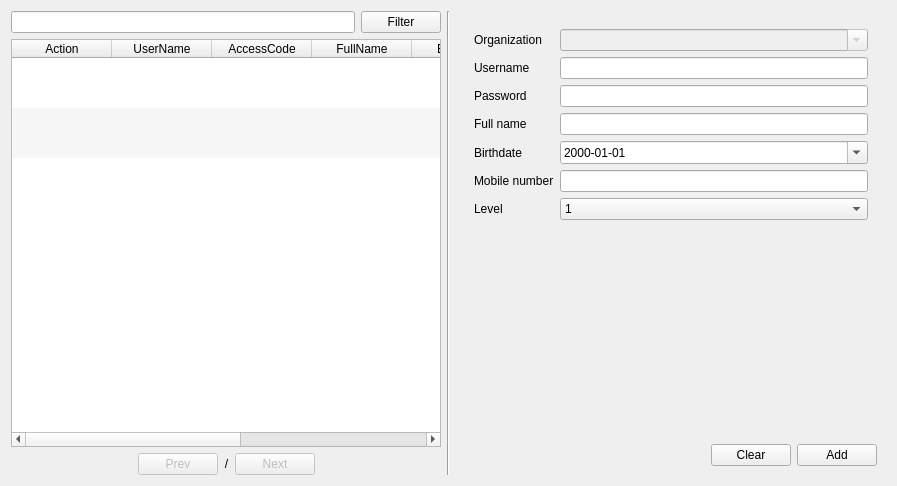
This is app/views/templates/generated/ManageUser.ui in rondalefloyd/mts-pos as Qt 5 draws it before an edit. The edited form follows.
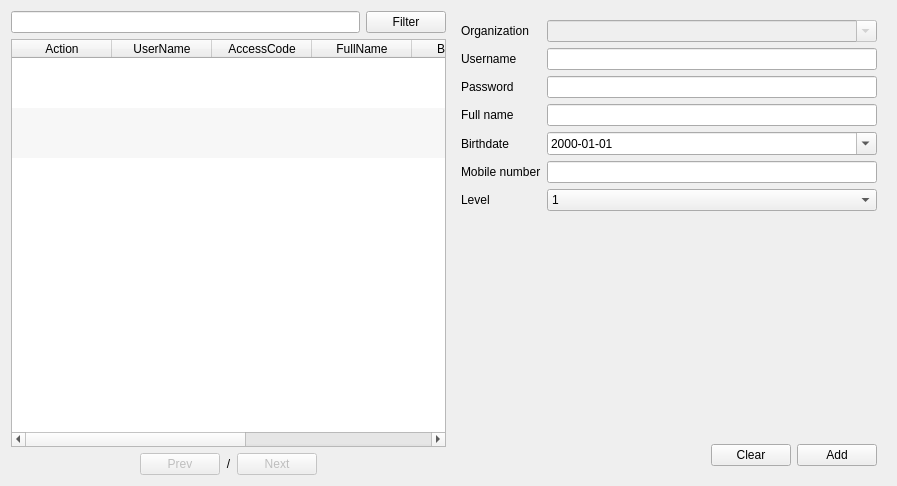
This is the edited form.

```diff
--- a/app/views/templates/generated/ManageUser.ui
+++ b/app/views/templates/generated/ManageUser.ui
@@ -190,13 +190,6 @@
      </item>
     </layout>
    </item>
-   <item>
-    <widget class="Line" name="line">
-     <property name="orientation">
-      <enum>Qt::Vertical</enum>
-     </property>
-    </widget>
-   </item>
    <item>
     <widget class="QFrame" name="frameRegister">
      <property name="maximumSize">
@@ -206,17 +199,20 @@
       </size>
      </property>
      <layout class="QVBoxLayout" name="verticalLayout_2">
+      <property name="spacing">
+       <number>0</number>
+      </property>
       <property name="leftMargin">
-       <number>9</number>
+       <number>0</number>
       </property>
       <property name="topMargin">
-       <number>9</number>
+       <number>0</number>
       </property>
       <property name="rightMargin">
-       <number>9</number>
+       <number>0</number>
       </property>
       <property name="bottomMargin">
-       <number>9</number>
+       <number>0</number>
       </property>
       <item>
        <widget class="QScrollArea" name="scrollArea">
@@ -231,8 +227,8 @@
           <rect>
            <x>0</x>
            <y>0</y>
-           <width>414</width>
-           <height>419</height>
+           <width>436</width>
+           <height>427</height>
           </rect>
          </property>
          <layout class="QFormLayout" name="formLayout">
@@ -342,7 +338,8 @@
        </widget>
       </item>
       <item>
-       <layout class="QHBoxLayout" name="horizontalLayout_3">
+       <widget class="QWidget" name="widget" native="true">
+        <layout class="QHBoxLayout" name="horizontalLayout_5">
         <item>
          <spacer name="horizontalSpacer_3">
           <property name="orientation">
@@ -371,6 +368,7 @@
          </widget>
         </item>
        </layout>
+       </widget>
       </item>
      </layout>
     </widget>
```
Lines whose indentation alone changed are shown as unchanged.
